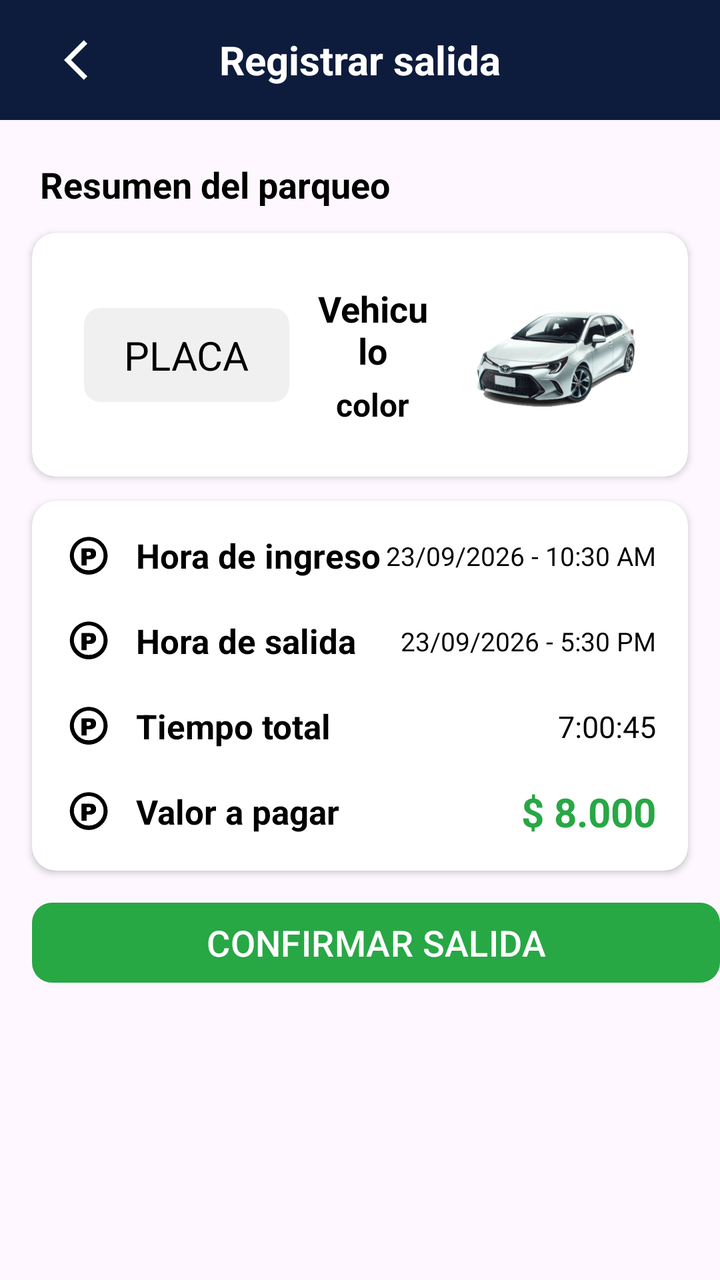
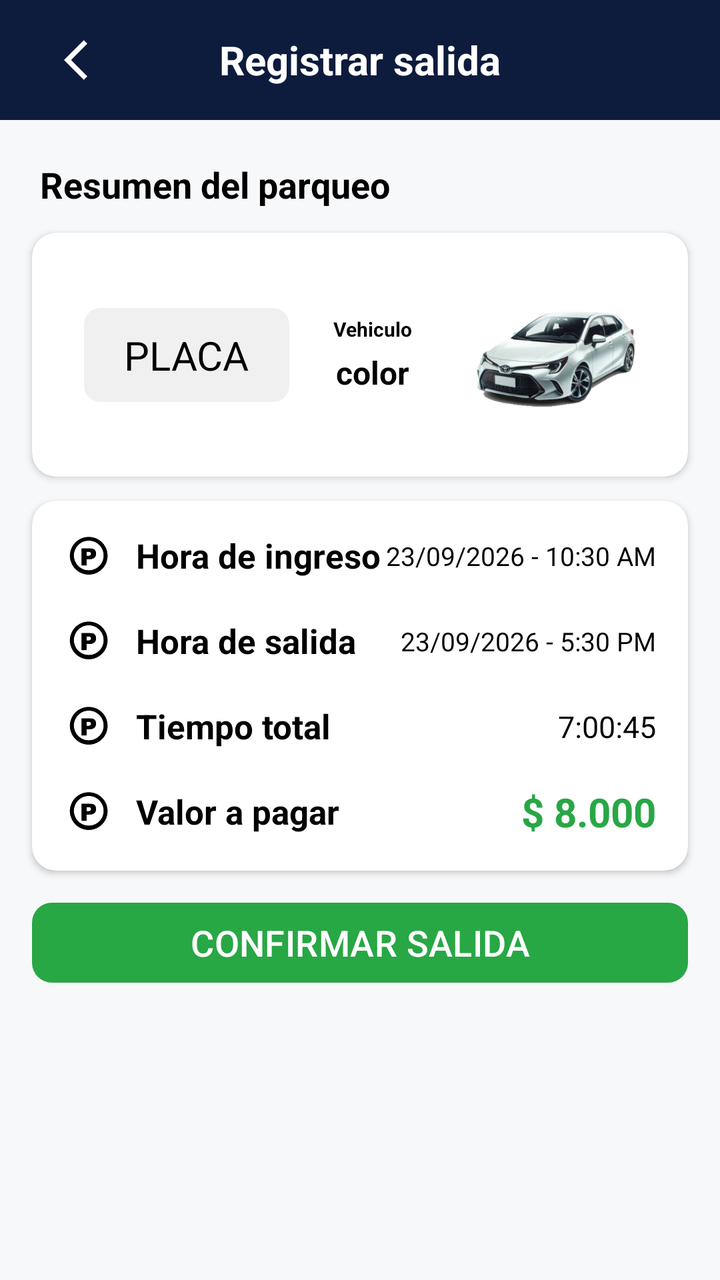

Screens rendered from an Android XML layout before and after an edit, with the pre-edit source and the edit as a unified diff.
<!-- AndroidManifest.xml: application theme Theme.ParkControl -->
<!-- res/layout/activity_register_exit.xml -->
<?xml version="1.0" encoding="utf-8"?>
<androidx.constraintlayout.widget.ConstraintLayout xmlns:android="http://schemas.android.com/apk/res/android"
    xmlns:app="http://schemas.android.com/apk/res-auto"
    xmlns:tools="http://schemas.android.com/tools"
    android:id="@+id/main"
    android:layout_width="match_parent"
    android:layout_height="match_parent"
    tools:context=".RegisterExitActivity">

    
    <TextView
        android:id="@+id/parked_vehicle_header"
        android:layout_width="0dp"
        android:layout_height="60dp"
        android:background="#0D1B3D"
        android:gravity="center"
        android:text="Registrar salida"
        android:textColor="#FFFFFF"
        android:textSize="20sp"
        android:textStyle="bold"
        app:layout_constraintEnd_toEndOf="parent"
        app:layout_constraintHorizontal_bias="0.0"
        app:layout_constraintStart_toStartOf="parent"
        app:layout_constraintTop_toTopOf="parent"/>

    <ImageButton
        android:id="@+id/parked_vehicle_out_back_button"
        android:layout_width="48dp"
        android:layout_height="48dp"
        android:background="@null"
        android:contentDescription="Volver"
        android:padding="12dp"
        android:src="@drawable/baseline_arrow_back_ios_24"
        app:tint="#FFFFFF"
        android:layout_marginStart="20dp"
        app:layout_constraintBottom_toBottomOf="@id/parked_vehicle_header"
        app:layout_constraintStart_toStartOf="parent"
        app:layout_constraintTop_toTopOf="parent"/>

    <TextView
        android:id="@+id/sumary_info"
        android:layout_width="0dp"
        android:layout_height="wrap_content"
        android:text="Resumen del parqueo"
        android:textColor="@color/black"
        android:textStyle="bold"
        android:textSize="18sp"
        android:gravity="center"
        android:layout_marginLeft="20dp"
        android:layout_marginTop="20dp"
        app:layout_constraintTop_toBottomOf="@id/parked_vehicle_header"
        app:layout_constraintStart_toStartOf="parent"/>

    
    <androidx.cardview.widget.CardView
        android:id="@+id/card_vehicle"
        android:layout_width="0dp"
        android:layout_height="wrap_content"
        android:layout_marginStart="16dp"
        android:layout_marginTop="12dp"
        android:layout_marginEnd="16dp"
        app:cardCornerRadius="12dp"
        app:cardElevation="2dp"
        app:cardBackgroundColor="#FFFFFF"
        app:layout_constraintEnd_toEndOf="parent"
        app:layout_constraintStart_toStartOf="parent"
        app:layout_constraintTop_toBottomOf="@id/sumary_info">

        <androidx.constraintlayout.widget.ConstraintLayout
            android:layout_width="match_parent"
            android:layout_height="wrap_content"
            android:padding="16dp">

            
            <androidx.cardview.widget.CardView
                android:id="@+id/card_plate"
                android:layout_width="wrap_content"
                android:layout_height="wrap_content"
                android:layout_margin="10dp"
                app:cardBackgroundColor="#F0F0F0"
                app:cardCornerRadius="8dp"
                app:cardElevation="0dp"
                app:layout_constraintBottom_toBottomOf="parent"
                app:layout_constraintStart_toStartOf="parent"
                app:layout_constraintTop_toTopOf="parent">

                <TextView
                    android:id="@+id/plate_number"
                    android:layout_width="wrap_content"
                    android:layout_height="wrap_content"
                    android:paddingHorizontal="20dp"
                    android:paddingVertical="10dp"
                    android:text="PLACA"
                    android:textColor="@color/black"
                    android:textSize="20sp"/>

            </androidx.cardview.widget.CardView>

            
            <androidx.cardview.widget.CardView
                android:id="@+id/card_name_color"
                android:layout_width="0dp"
                android:layout_height="wrap_content"
                android:layout_marginStart="12dp"
                android:layout_marginEnd="12dp"
                app:cardBackgroundColor="@android:color/transparent"
                app:cardElevation="0dp"
                app:layout_constraintBottom_toBottomOf="@id/card_plate"
                app:layout_constraintEnd_toStartOf="@id/vehicle_image"
                app:layout_constraintStart_toEndOf="@id/card_plate"
                app:layout_constraintTop_toTopOf="@id/card_plate">

                
                <LinearLayout
                    android:layout_width="match_parent"
                    android:layout_height="wrap_content"
                    android:orientation="vertical">

                    <TextView
                        android:id="@+id/vehicle"
                        android:layout_width="match_parent"
                        android:layout_height="wrap_content"
                        android:text="Vehiculo"
                        android:textColor="@color/black"
                        android:textSize="18sp"
                        android:textStyle="bold"
                        android:gravity="center"/>

                    <TextView
                        android:id="@+id/color"
                        android:layout_width="match_parent"
                        android:layout_height="wrap_content"
                        android:layout_marginTop="4dp"
                        android:text="color"
                        android:textColor="@color/black"
                        android:textStyle="bold"
                        android:textSize="16sp"
                        android:gravity="center"/>

                </LinearLayout>

            </androidx.cardview.widget.CardView>

            
            <ImageView
                android:id="@+id/vehicle_image"
                android:layout_width="100dp"
                android:layout_height="90dp"
                android:adjustViewBounds="true"
                android:scaleType="fitCenter"
                android:src="@drawable/toyota_corola"
                app:layout_constraintBottom_toBottomOf="@id/card_plate"
                app:layout_constraintEnd_toEndOf="parent"
                app:layout_constraintTop_toTopOf="@id/card_plate"/>

        </androidx.constraintlayout.widget.ConstraintLayout>

    </androidx.cardview.widget.CardView>

    
    <androidx.cardview.widget.CardView
        android:id="@+id/card_parking_summary"
        android:layout_width="0dp"
        android:layout_height="wrap_content"
        android:layout_marginStart="16dp"
        android:layout_marginTop="12dp"
        android:layout_marginEnd="16dp"
        app:cardCornerRadius="12dp"
        app:cardElevation="2dp"
        app:cardBackgroundColor="#FFFFFF"
        app:layout_constraintEnd_toEndOf="parent"
        app:layout_constraintStart_toStartOf="parent"
        app:layout_constraintTop_toBottomOf="@id/card_vehicle">

        <androidx.constraintlayout.widget.ConstraintLayout
            android:layout_width="match_parent"
            android:layout_height="wrap_content"
            android:padding="16dp">

            
            <ImageView
                android:id="@+id/icon_entry_time"
                android:layout_width="24dp"
                android:layout_height="24dp"
                android:adjustViewBounds="true"
                android:scaleType="fitCenter"
                android:src="@drawable/parking_vector"
                app:layout_constraintBottom_toBottomOf="@id/lbl_entry_time"
                app:layout_constraintStart_toStartOf="parent"
                app:layout_constraintTop_toTopOf="@id/lbl_entry_time" />

            <TextView
                android:id="@+id/lbl_entry_time"
                android:layout_width="wrap_content"
                android:layout_height="wrap_content"
                android:layout_marginStart="12dp"
                android:text="Hora de ingreso"
                android:textColor="@color/black"
                android:textSize="17sp"
                android:textStyle="bold"
                app:layout_constraintStart_toEndOf="@id/icon_entry_time"
                app:layout_constraintTop_toTopOf="parent" />

            <TextView
                android:id="@+id/val_entry_time"
                android:layout_width="wrap_content"
                android:layout_height="wrap_content"
                android:text="23/09/2026 - 10:30 AM"
                android:textColor="@color/black"
                android:textSize="13sp"
                app:layout_constraintBottom_toBottomOf="@id/lbl_entry_time"
                app:layout_constraintEnd_toEndOf="parent"
                app:layout_constraintTop_toTopOf="@id/lbl_entry_time" />

            
            <ImageView
                android:id="@+id/icon_exit_time"
                android:layout_width="24dp"
                android:layout_height="24dp"
                android:adjustViewBounds="true"
                android:scaleType="fitCenter"
                android:src="@drawable/parking_vector"
                app:layout_constraintBottom_toBottomOf="@id/lbl_exit_time"
                app:layout_constraintStart_toStartOf="parent"
                app:layout_constraintTop_toTopOf="@id/lbl_exit_time" />

            <TextView
                android:id="@+id/lbl_exit_time"
                android:layout_width="wrap_content"
                android:layout_height="wrap_content"
                android:layout_marginStart="12dp"
                android:layout_marginTop="20dp"
                android:text="Hora de salida"
                android:textColor="@color/black"
                android:textSize="17sp"
                android:textStyle="bold"
                app:layout_constraintStart_toEndOf="@id/icon_exit_time"
                app:layout_constraintTop_toBottomOf="@id/lbl_entry_time" />

            <TextView
                android:id="@+id/val_exit_time"
                android:layout_width="wrap_content"
                android:layout_height="wrap_content"
                android:text="23/09/2026 - 5:30 PM"
                android:textColor="@color/black"
                android:textSize="13sp"
                app:layout_constraintBottom_toBottomOf="@id/lbl_exit_time"
                app:layout_constraintEnd_toEndOf="parent"
                app:layout_constraintTop_toTopOf="@id/lbl_exit_time" />

            
            <ImageView
                android:id="@+id/icon_total_time"
                android:layout_width="24dp"
                android:layout_height="24dp"
                android:adjustViewBounds="true"
                android:scaleType="fitCenter"
                android:src="@drawable/parking_vector"
                app:layout_constraintBottom_toBottomOf="@id/lbl_total_time"
                app:layout_constraintStart_toStartOf="parent"
                app:layout_constraintTop_toTopOf="@id/lbl_total_time" />

            <TextView
                android:id="@+id/lbl_total_time"
                android:layout_width="wrap_content"
                android:layout_height="wrap_content"
                android:layout_marginStart="12dp"
                android:layout_marginTop="20dp"
                android:text="Tiempo total"
                android:textColor="@color/black"
                android:textSize="17sp"
                android:textStyle="bold"
                app:layout_constraintStart_toEndOf="@id/icon_total_time"
                app:layout_constraintTop_toBottomOf="@id/lbl_exit_time" />

            <TextView
                android:id="@+id/val_total_time"
                android:layout_width="wrap_content"
                android:layout_height="wrap_content"
                android:text="7:00:45"
                android:textColor="@color/black"
                android:textSize="15sp"
                app:layout_constraintBottom_toBottomOf="@id/lbl_total_time"
                app:layout_constraintEnd_toEndOf="parent"
                app:layout_constraintTop_toTopOf="@id/lbl_total_time" />

            
            <ImageView
                android:id="@+id/icon_payment"
                android:layout_width="24dp"
                android:layout_height="24dp"
                android:adjustViewBounds="true"
                android:scaleType="fitCenter"
                android:src="@drawable/parking_vector"
                app:layout_constraintBottom_toBottomOf="@id/lbl_payment"
                app:layout_constraintStart_toStartOf="parent"
                app:layout_constraintTop_toTopOf="@id/lbl_payment" />

            <TextView
                android:id="@+id/lbl_payment"
                android:layout_width="wrap_content"
                android:layout_height="wrap_content"
                android:layout_marginStart="12dp"
                android:layout_marginTop="20dp"
                android:text="Valor a pagar"
                android:textColor="@color/black"
                android:textSize="17sp"
                android:textStyle="bold"
                app:layout_constraintStart_toEndOf="@id/icon_payment"
                app:layout_constraintTop_toBottomOf="@id/lbl_total_time" />

            <TextView
                android:id="@+id/val_payment"
                android:layout_width="wrap_content"
                android:layout_height="wrap_content"
                android:text="$ 8.000"
                android:textColor="#28A745"
                android:textSize="20sp"
                android:textStyle="bold"
                app:layout_constraintBottom_toBottomOf="@id/lbl_payment"
                app:layout_constraintEnd_toEndOf="parent"
                app:layout_constraintTop_toTopOf="@id/lbl_payment" />

        </androidx.constraintlayout.widget.ConstraintLayout>

    </androidx.cardview.widget.CardView>

    
    <Button
        android:id="@+id/confirm_button"
        android:layout_width="match_parent"
        android:layout_height="wrap_content"
        android:layout_marginStart="16dp"
        android:layout_marginTop="12dp"
        android:text="CONFIRMAR SALIDA"
        android:textColor="@color/white"
        android:textSize="18sp"
        app:backgroundTint="#28A745"
        app:cornerRadius="10dp"
        app:layout_constraintStart_toStartOf="parent"
        app:layout_constraintTop_toBottomOf="@id/card_parking_summary" />

</androidx.constraintlayout.widget.ConstraintLayout>
<!-- resources referenced by this layout -->
<resources>
  <color name="black">#FF000000</color>
  <color name="white">#FFFFFFFF</color>
  <!-- drawable baseline_arrow_back_ios_24 (drawable) -->
  <vector xmlns:android="http://schemas.android.com/apk/res/android" android:autoMirrored="true" android:height="24dp" android:tint="#000000" android:viewportHeight="24" android:viewportWidth="24" android:width="24dp">
        
      <path android:fillColor="@android:color/white" android:pathData="M11.67,3.87L9.9,2.1 0,12l9.9,9.9 1.77,-1.77L3.54,12z"/>
      
  </vector>
  <!-- drawable parking_vector: png bitmap (drawable, 4737 bytes) -->
  <!-- drawable toyota_corola: png bitmap (drawable, 84986 bytes) -->
  <style name="Theme.ParkControl" parent="Base.Theme.ParkControl" />
  <style name="Base.Theme.ParkControl" parent="Theme.Material3.DayNight.NoActionBar">
          
          
      </style>
</resources>

<!-- the commit's change to res/layout/activity_register_exit.xml (unified diff, before → after) -->
@@ -5,7 +5,8 @@
     android:id="@+id/main"
     android:layout_width="match_parent"
     android:layout_height="match_parent"
-    tools:context=".RegisterExitActivity">
+    tools:context=".RegisterExitActivity"
+    android:background="#F7F8FA">
 
     
     <TextView
@@ -122,7 +123,7 @@
                         android:layout_height="wrap_content"
                         android:text="Vehiculo"
                         android:textColor="@color/black"
-                        android:textSize="18sp"
+                        android:textSize="10sp"
                         android:textStyle="bold"
                         android:gravity="center"/>
 
@@ -332,6 +333,7 @@
         android:layout_height="wrap_content"
         android:layout_marginStart="16dp"
         android:layout_marginTop="12dp"
+        android:layout_marginEnd="16dp"
         android:text="CONFIRMAR SALIDA"
         android:textColor="@color/white"
         android:textSize="18sp"
